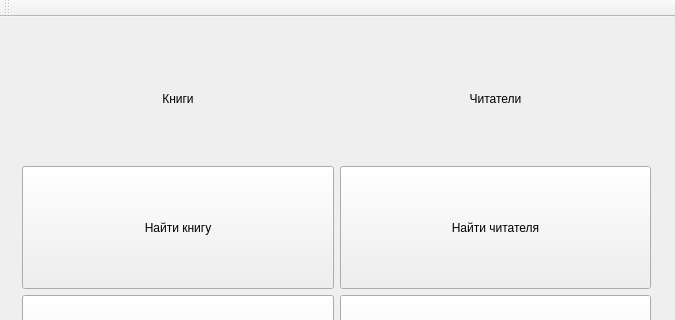
First picture: the form in mainwindow.ui, repository CheshireCat26/Library, before the edit; both pictures show x 0 to 675 and y 0 to 320 of the 675 by 469 pixel window.
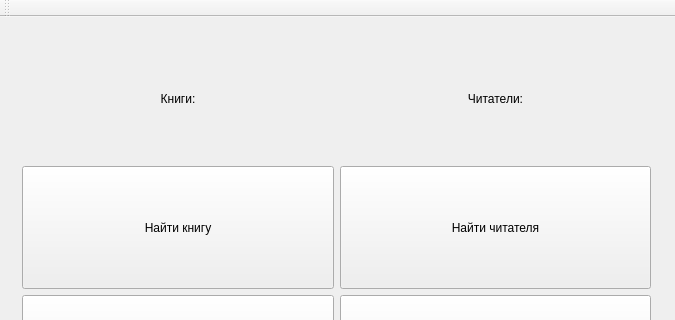
Second picture: the form after the edit.

Commit message: Добавил подключение к БД

Diff of the .ui file:
```diff
--- a/mainwindow.ui
+++ b/mainwindow.ui
@@ -35,7 +35,7 @@
           </sizepolicy>
          </property>
          <property name="text">
-          <string>Книги</string>
+          <string>Книги:</string>
          </property>
          <property name="textFormat">
           <enum>Qt::AutoText</enum>
@@ -78,7 +78,7 @@
        <item>
         <widget class="QLabel" name="label_2">
          <property name="text">
-          <string>Читатели</string>
+          <string>Читатели:</string>
          </property>
          <property name="alignment">
           <set>Qt::AlignCenter</set>
```
The commit also changes 2 other files.
